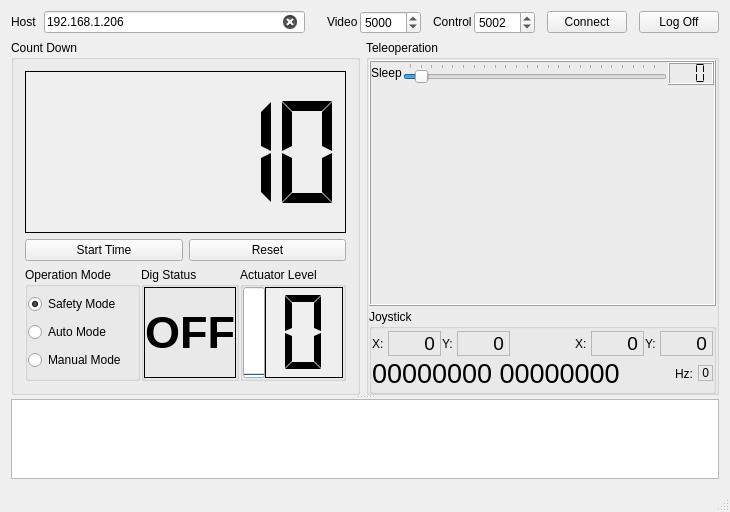
Qt form mainwindow.ui (oxoocoffee/RMC_Panel_Monitor) before a commit.
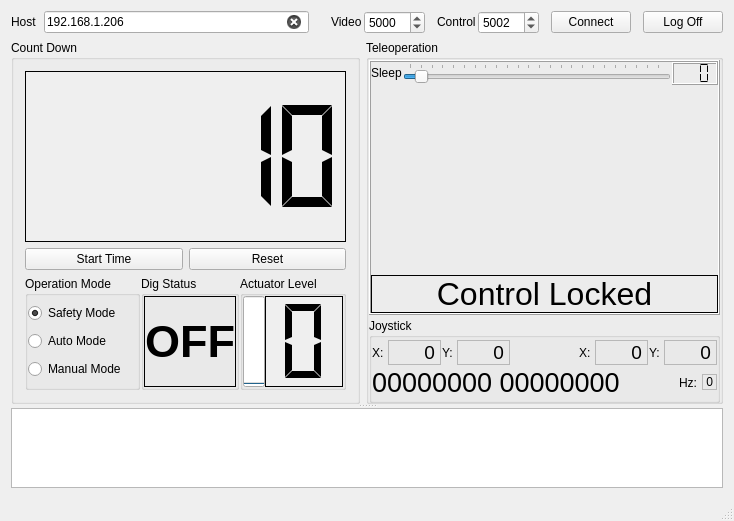
The same form after that commit.

Commit message: Added Btn Lock state (on by default) to disable any joysting input

What changed in the file:
```diff
--- a/mainwindow.ui
+++ b/mainwindow.ui
@@ -6,8 +6,8 @@
    <rect>
     <x>0</x>
     <y>0</y>
-    <width>730</width>
-    <height>512</height>
+    <width>734</width>
+    <height>521</height>
    </rect>
   </property>
   <property name="sizePolicy">
@@ -721,9 +721,9 @@
                  <property name="lineWidth">
                   <number>1</number>
                  </property>
-                 <layout class="QHBoxLayout" name="horizontalLayout_7">
+                 <layout class="QVBoxLayout" name="verticalLayout_11">
                   <property name="spacing">
-                   <number>1</number>
+                   <number>0</number>
                   </property>
                   <property name="leftMargin">
                    <number>0</number>
@@ -837,6 +837,24 @@
                       </property>
                      </widget>
                     </item>
+                    <item>
+                     <widget class="QLabel" name="labelLock">
+                      <property name="font">
+                       <font>
+                        <pointsize>24</pointsize>
+                       </font>
+                      </property>
+                      <property name="frameShape">
+                       <enum>QFrame::Box</enum>
+                      </property>
+                      <property name="text">
+                       <string>Control Locked</string>
+                      </property>
+                      <property name="alignment">
+                       <set>Qt::AlignCenter</set>
+                      </property>
+                     </widget>
+                    </item>
                    </layout>
                   </item>
                  </layout>
```
Left out of the diff: 2 changed lines with no effect on the pictures. The commit also changes 4 other files.
